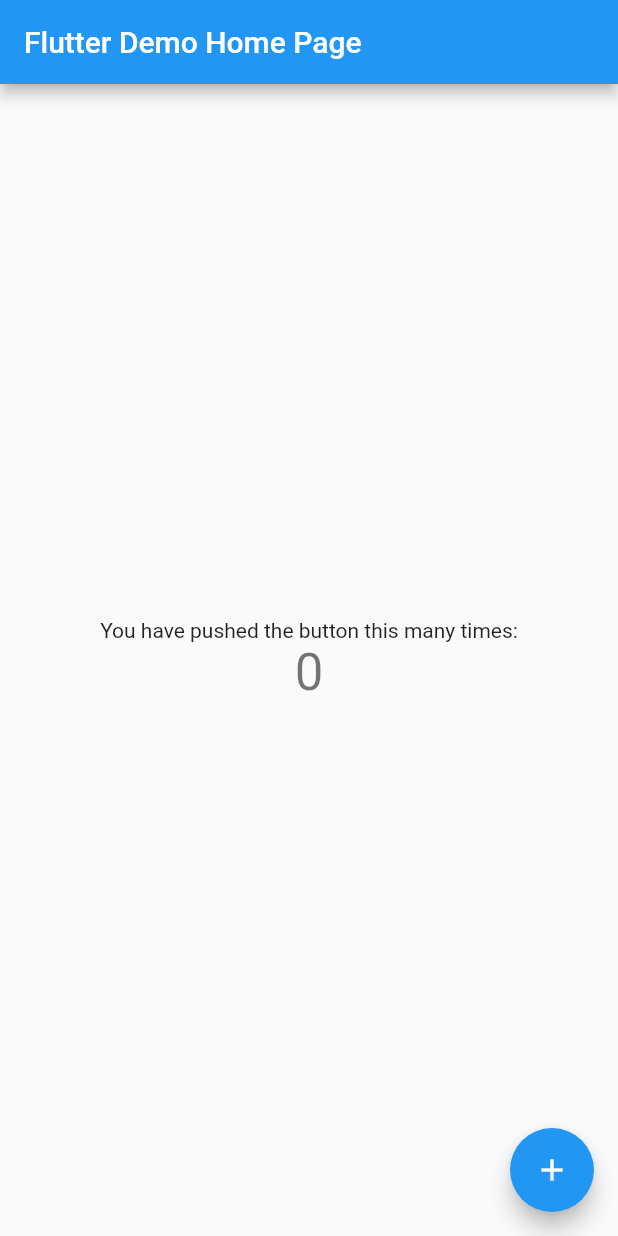
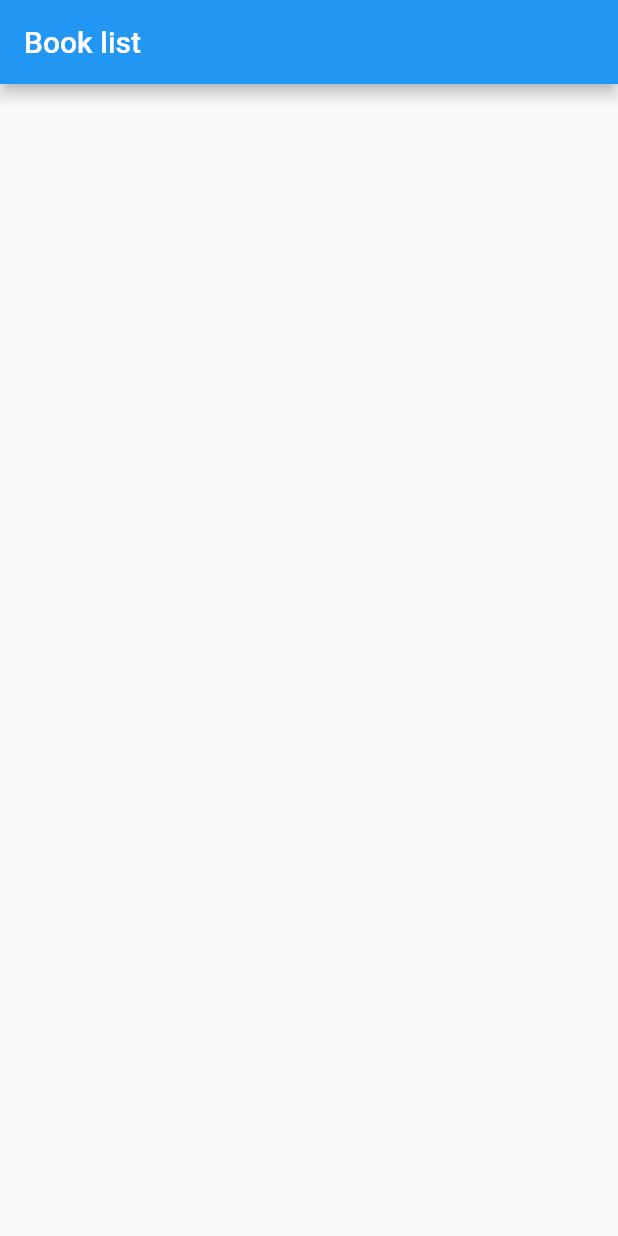
Before and after one commit to RafatMeraz/ostad-flutter-batch-1, a Flutter app: the screen it shows after launch, on a phone screen of 412 x 824 dp. Run offline on Flutter 3.47's test engine with Material 2 defaults, Android fonts, the phone set to English and light mode, and no system bars; our stand-ins replace cloud_firestore, firebase_core; accounts and stored records are empty.

Commit message:
cloud store read data code added

```diff
--- /dev/null
+++ b/lib/book.dart
@@ -0,0 +1,6 @@
+class Book {
+  final String name, category, date;
+  final double price;
+
+  Book(this.name, this.category, this.date, this.price);
+}
--- /dev/null
+++ b/lib/cloud_store_helper.dart
@@ -0,0 +1,21 @@
+import 'package:cloud_firestore/cloud_firestore.dart';
+import 'package:ostad_flutter_batch_one/book.dart';
+
+class CloudStoreHelper {
+  final db = FirebaseFirestore.instance;
+
+  Future<List<Book>> getAllBooks() async {
+    List<Book> listOfBooks = [];
+    final result = await db.collection('books').get();
+    for (var element in result.docs) {
+      Book book = Book(
+        element.get('name'),
+        element.get('type'),
+        element.get('date').toString(),
+        double.tryParse(element.get('price').toString()) ?? 0,
+      );
+      listOfBooks.add(book);
+    }
+    return listOfBooks;
+  }
+}
--- /dev/null
+++ b/lib/home.dart
@@ -0,0 +1,53 @@
+import 'package:flutter/material.dart';
+import 'package:ostad_flutter_batch_one/cloud_store_helper.dart';
+
+import 'book.dart';
+
+class Home extends StatefulWidget {
+  const Home({Key? key}) : super(key: key);
+
+  @override
+  State<Home> createState() => _HomeState();
+}
+
+class _HomeState extends State<Home> {
+  bool inProgress = true;
+  List<Book> listOfBooks = [];
+  final cloudStoreHelper = CloudStoreHelper();
+
+  @override
+  void initState() {
+    super.initState();
+    cloudStoreHelper.getAllBooks().then((value) {
+      listOfBooks = value;
+      inProgress = false;
+      setState(() {});
+    });
+  }
+
+  @override
+  Widget build(BuildContext context) {
+    return Scaffold(
+      appBar: AppBar(
+        title: const Text('Book list'),
+      ),
+      body: Visibility(
+        visible: inProgress == false,
+        replacement: const Center(
+          child: CircularProgressIndicator(),
+        ),
+        child: ListView.builder(
+          itemCount: listOfBooks.length,
+          itemBuilder: (context, index) {
+            return ListTile(
+              title: Text(listOfBooks[index].name),
+              trailing: Text(listOfBooks[index].category),
+              subtitle: Text(listOfBooks[index].date),
+              leading: Text(listOfBooks[index].price.toString()),
+            );
+          },
+        ),
+      ),
+    );
+  }
+}
--- a/lib/main.dart
+++ b/lib/main.dart
@@ -1,6 +1,10 @@
+import 'package:firebase_core/firebase_core.dart';
 import 'package:flutter/material.dart';
+import 'package:ostad_flutter_batch_one/home.dart';
 
-void main() {
+void main() async {
+  WidgetsFlutterBinding.ensureInitialized();
+  await Firebase.initializeApp();
   runApp(const MyApp());
 }
 
@@ -24,92 +28,6 @@
           // is not restarted.
           primarySwatch: Colors.blue,
         ),
-      home: const MyHomePage(title: 'Flutter Demo Home Page'),
-    );
+        home: const Home());
   }
 }
-
-class MyHomePage extends StatefulWidget {
-  const MyHomePage({super.key, required this.title});
-
-  // This widget is the home page of your application. It is stateful, meaning
-  // that it has a State object (defined below) that contains fields that affect
-  // how it looks.
-
-  // This class is the configuration for the state. It holds the values (in this
-  // case the title) provided by the parent (in this case the App widget) and
-  // used by the build method of the State. Fields in a Widget subclass are
-  // always marked "final".
-
-  final String title;
-
-  @override
-  State<MyHomePage> createState() => _MyHomePageState();
-}
-
-class _MyHomePageState extends State<MyHomePage> {
-  int _counter = 0;
-
-  void _incrementCounter() {
-    setState(() {
-      // This call to setState tells the Flutter framework that something has
-      // changed in this State, which causes it to rerun the build method below
-      // so that the display can reflect the updated values. If we changed
-      // _counter without calling setState(), then the build method would not be
-      // called again, and so nothing would appear to happen.
-      _counter++;
-    });
-  }
-
-  @override
-  Widget build(BuildContext context) {
-    // This method is rerun every time setState is called, for instance as done
-    // by the _incrementCounter method above.
-    //
-    // The Flutter framework has been optimized to make rerunning build methods
-    // fast, so that you can just rebuild anything that needs updating rather
-    // than having to individually change instances of widgets.
-    return Scaffold(
-      appBar: AppBar(
-        // Here we take the value from the MyHomePage object that was created by
-        // the App.build method, and use it to set our appbar title.
-        title: Text(widget.title),
-      ),
-      body: Center(
-        // Center is a layout widget. It takes a single child and positions it
-        // in the middle of the parent.
-        child: Column(
-          // Column is also a layout widget. It takes a list of children and
-          // arranges them vertically. By default, it sizes itself to fit its
-          // children horizontally, and tries to be as tall as its parent.
-          //
-          // Invoke "debug painting" (press "p" in the console, choose the
-          // "Toggle Debug Paint" action from the Flutter Inspector in Android
-          // Studio, or the "Toggle Debug Paint" command in Visual Studio Code)
-          // to see the wireframe for each widget.
-          //
-          // Column has various properties to control how it sizes itself and
-          // how it positions its children. Here we use mainAxisAlignment to
-          // center the children vertically; the main axis here is the vertical
-          // axis because Columns are vertical (the cross axis would be
-          // horizontal).
-          mainAxisAlignment: MainAxisAlignment.center,
-          children: <Widget>[
-            const Text(
-              'You have pushed the button this many times:',
-            ),
-            Text(
-              '$_counter',
-              style: Theme.of(context).textTheme.headline4,
-            ),
-          ],
-        ),
-      ),
-      floatingActionButton: FloatingActionButton(
-        onPressed: _incrementCounter,
-        tooltip: 'Increment',
-        child: const Icon(Icons.add),
-      ), // This trailing comma makes auto-formatting nicer for build methods.
-    );
-  }
-}
--- a/pubspec.yaml
+++ b/pubspec.yaml
@@ -36,6 +36,9 @@
   # The following adds the Cupertino Icons font to your application.
   # Use with the CupertinoIcons class for iOS style icons.
   cupertino_icons: ^1.0.2
+  firebase_core: ^2.4.1
+  cloud_firestore: ^4.3.1
+
 
 dev_dependencies:
   flutter_test:
```
Also changed, not shown: pubspec.lock, 1 other file. Lines whose indentation alone changed are shown as unchanged.
